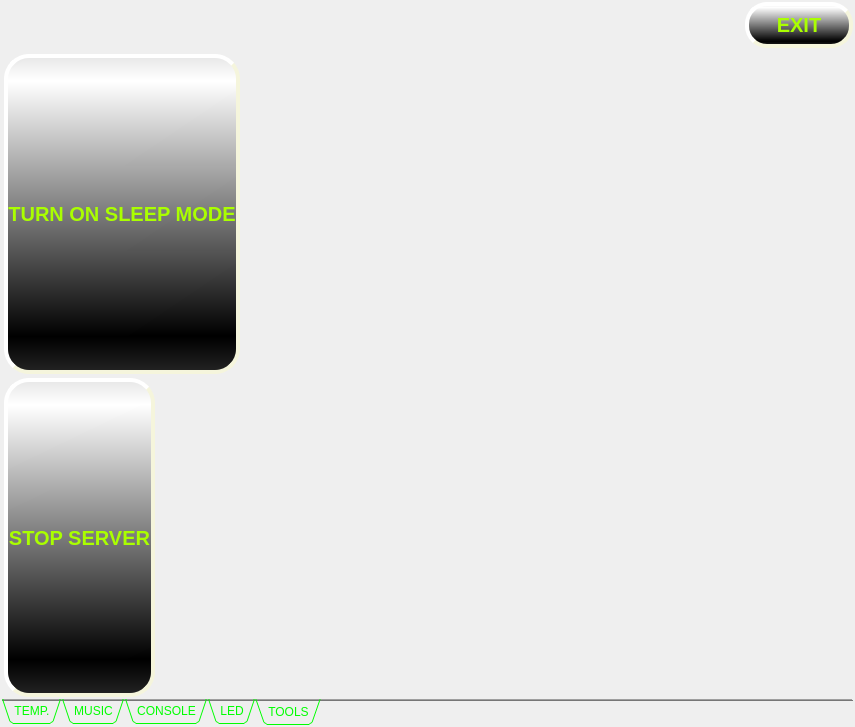
cyniu88/QT_kurs, file iDom_Client/idom_client.ui: the form before one commit.
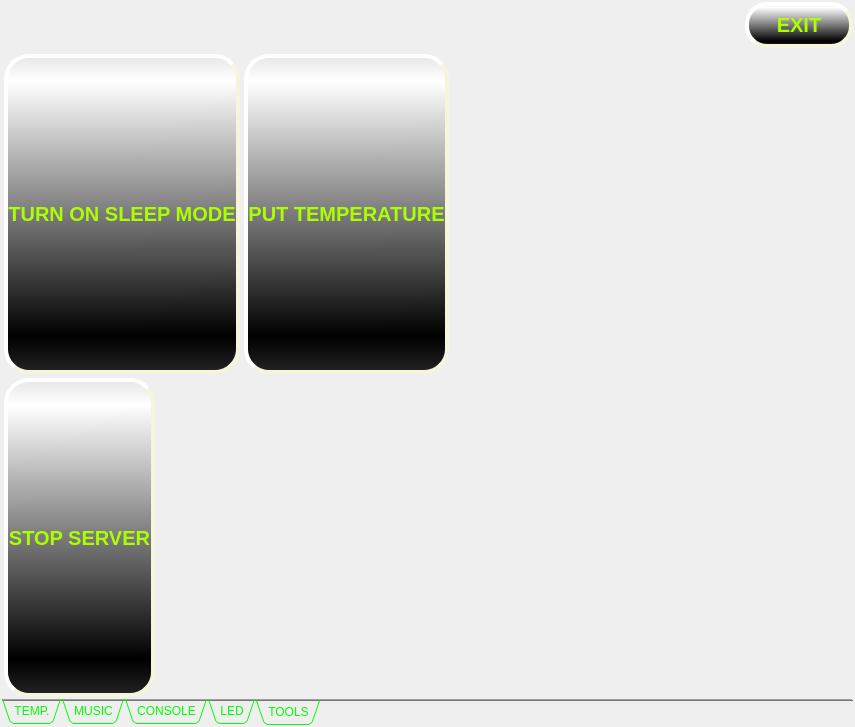
The form after the commit. The open tabs and pages were chosen to show the change. Icons and pictures are not drawn.

```diff
--- a/iDom_Client/idom_client.ui
+++ b/iDom_Client/idom_client.ui
@@ -2113,6 +2113,34 @@
               </property>
              </widget>
             </item>
+            <item>
+             <widget class="QPushButton" name="pushButton_put_temperature">
+              <property name="sizePolicy">
+               <sizepolicy hsizetype="Minimum" vsizetype="Ignored">
+                <horstretch>0</horstretch>
+                <verstretch>0</verstretch>
+               </sizepolicy>
+              </property>
+              <property name="styleSheet">
+               <string notr="true">
+color: rgb(170, 255, 0);
+background-color: qlineargradient(spread:reflect, x1:0.782146, y1:0.886, x2:0.780899, y2:0.079, stop:0 rgba(0, 0, 0, 255), stop:1 rgba(255, 255, 255, 255));
+ border-style: outset;
+    border-width: 4px;
+border-color: rgb(255, 255, 255);
+    border-radius: 25px;
+    border-color: beige;
+    font: bold 20px;
+ 
+ 
+ 
+ </string>
+              </property>
+              <property name="text">
+               <string>PUT TEMPERATURE</string>
+              </property>
+             </widget>
+            </item>
             <item>
              <spacer name="horizontalSpacer_2">
               <property name="orientation">
```
Left out of the diff: 6 changed lines with no effect on the pictures.
